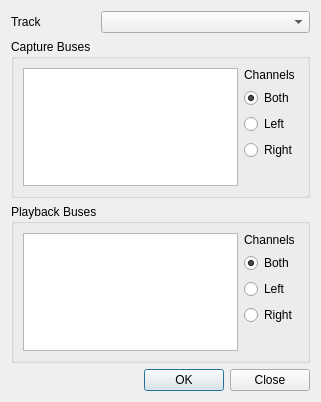
First picture: the form in src/traverso/ui/BusSelectorDialog.ui, repository ErwanLegrand/Traverso-DAW, before the edit.
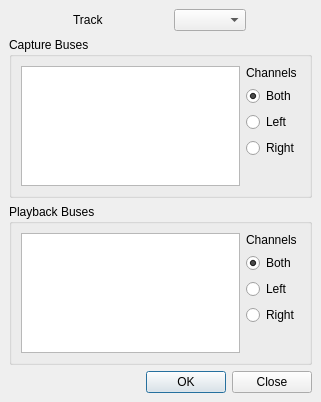
Second picture: the form after the edit.

Commit message: Re-saved in designer 4.2.3 so as to restore compatibility with Qt 4.2

Patch:
```diff
--- a/src/traverso/ui/BusSelectorDialog.ui
+++ b/src/traverso/ui/BusSelectorDialog.ui
@@ -13,6 +13,12 @@
    <string>Bus Selector</string>
   </property>
   <layout class="QVBoxLayout" >
+   <property name="margin" >
+    <number>9</number>
+   </property>
+   <property name="spacing" >
+    <number>6</number>
+   </property>
    <item>
     <layout class="QHBoxLayout" >
      <property name="spacing" >
@@ -33,7 +39,9 @@
      <item>
       <widget class="QLabel" name="label_3" >
        <property name="sizePolicy" >
-        <sizepolicy vsizetype="Preferred" hsizetype="Preferred" >
+        <sizepolicy>
+         <hsizetype>0</hsizetype>
+         <vsizetype>0</vsizetype>
          <horstretch>2</horstretch>
          <verstretch>0</verstretch>
         </sizepolicy>
@@ -46,7 +54,9 @@
      <item>
       <widget class="QComboBox" name="trackComboBox" >
        <property name="sizePolicy" >
-        <sizepolicy vsizetype="Fixed" hsizetype="Preferred" >
+        <sizepolicy>
+         <hsizetype>0</hsizetype>
+         <vsizetype>0</vsizetype>
          <horstretch>5</horstretch>
          <verstretch>0</verstretch>
         </sizepolicy>
@@ -61,6 +71,12 @@
       <string>Capture Buses</string>
      </property>
      <layout class="QHBoxLayout" >
+      <property name="margin" >
+       <number>9</number>
+      </property>
+      <property name="spacing" >
+       <number>6</number>
+      </property>
       <item>
        <widget class="QListWidget" name="busesListWidget" />
       </item>
@@ -136,6 +152,12 @@
       <string>Playback Buses</string>
      </property>
      <layout class="QHBoxLayout" >
+      <property name="margin" >
+       <number>9</number>
+      </property>
+      <property name="spacing" >
+       <number>6</number>
+      </property>
       <item>
        <widget class="QListWidget" name="busesListWidgetPlayback" />
       </item>
```
Left out of the diff: 45 changed lines with no effect on the pictures.
